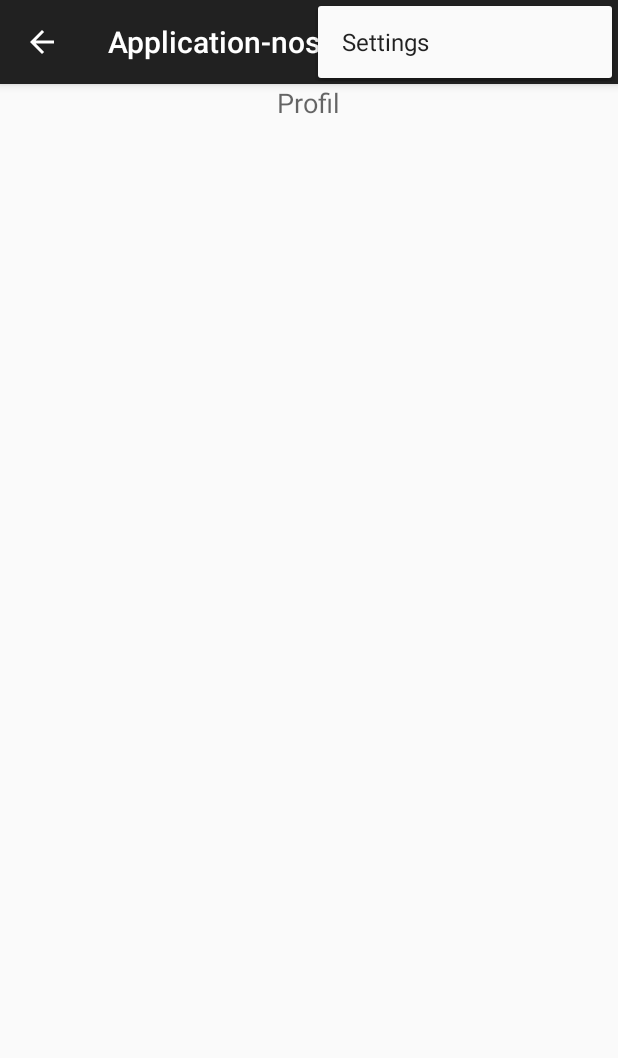
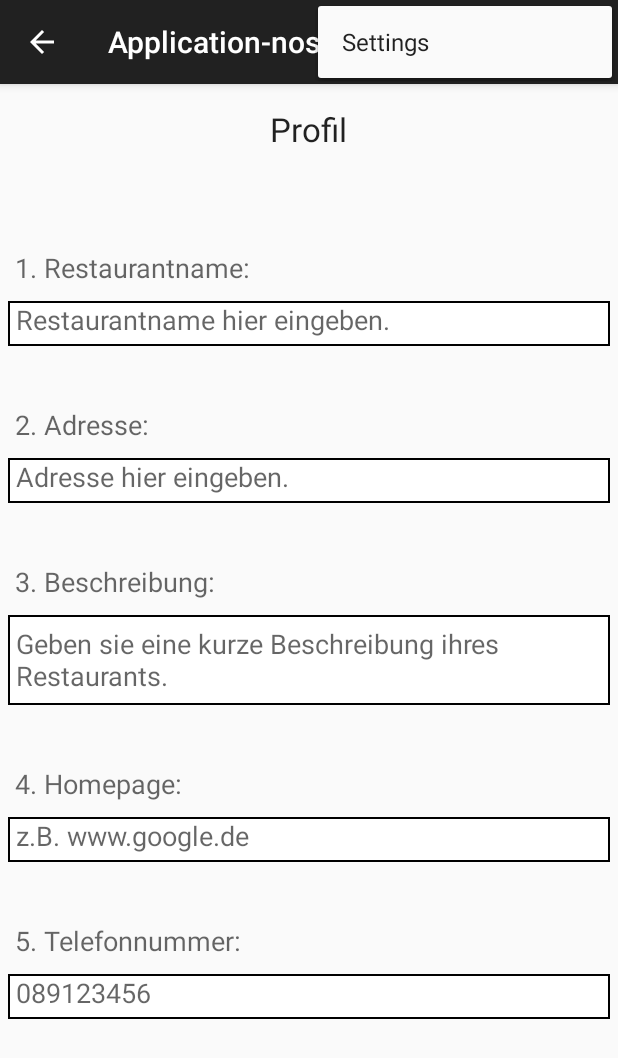
Before and after one commit to Goodf3lla/Application-nosensitivity, an Android app: the fragment ThirdFragment placed in its activity, with the options menu open, on a phone screen of 412 x 824 dp. Shown: the top 1058 px of the screen. Run offline under Robolectric (Android 15) with nearby library versions, the phone set to English and light mode, and no system bars; libraries missing offline, so code that uses them is left out: com.firebase.client; 5 statements that could not run were skipped.

Commit message:
added profil windows

```diff
--- a/app/src/main/res/layout/fragment_third.xml
+++ b/app/src/main/res/layout/fragment_third.xml
@@ -1,16 +1,129 @@
-<RelativeLayout xmlns:android="http://schemas.android.com/apk/res/android"
+<ScrollView xmlns:android="http://schemas.android.com/apk/res/android"
     xmlns:tools="http://schemas.android.com/tools"
     android:layout_width="match_parent"
     android:layout_height="match_parent"
     tools:context="de.smartdev.application_nosensitivity.ThirdFragment">
 
+    <RelativeLayout
+        android:layout_width="match_parent"
+        android:layout_height="match_parent">
     <TextView
-        android:id="@+id/textView2"
+        android:id="@+id/textView_profil_topline"
         android:layout_width="wrap_content"
         android:layout_height="wrap_content"
         android:layout_alignParentTop="true"
         android:layout_centerHorizontal="true"
+        android:padding="15dp"
         android:text="Profil"
-        android:textAppearance="?android:attr/textAppearanceMedium" />
+        android:textAppearance="?android:attr/textAppearanceLarge" />
 
-</RelativeLayout>
+        <TextView
+            android:id="@+id/textView_profil_restaurantname"
+            android:layout_width="wrap_content"
+            android:layout_height="wrap_content"
+            android:layout_alignParentLeft="true"
+            android:layout_below="@+id/textView_profil_topline"
+            android:layout_marginTop="40dp"
+            android:padding="10dp"
+            android:text="1. Restaurantname:"
+            android:textAppearance="?android:attr/textAppearanceMedium" />
+
+        <EditText
+            android:id="@+id/edit_profil_restaurantname"
+            android:layout_width="match_parent"
+            android:layout_height="30dp"
+            android:layout_below="@+id/textView_profil_restaurantname"
+            android:layout_marginLeft="5dp"
+            android:layout_marginRight="5dp"
+            android:background="@drawable/outline_box_black"
+            android:hint="Restaurantname hier eingeben."
+            android:padding="5dp" />
+
+        <TextView
+            android:id="@+id/textView_profil_adresse"
+            android:layout_width="wrap_content"
+            android:layout_height="wrap_content"
+            android:layout_below="@+id/edit_profil_restaurantname"
+            android:layout_marginTop="30dp"
+            android:padding="10dp"
+            android:text="2. Adresse:"
+            android:textAppearance="?android:attr/textAppearanceMedium" />
+
+        <EditText
+            android:id="@+id/edit_profil_adresse"
+            android:layout_width="match_parent"
+            android:layout_height="30dp"
+            android:layout_below="@+id/textView_profil_adresse"
+            android:layout_marginLeft="5dp"
+            android:layout_marginRight="5dp"
+            android:background="@drawable/outline_box_black"
+            android:hint="Adresse hier eingeben."
+            android:padding="5dp" />
+
+        <TextView
+            android:id="@+id/textView_profil_beschreibung"
+            android:layout_width="wrap_content"
+            android:layout_height="wrap_content"
+            android:layout_below="@+id/edit_profil_adresse"
+            android:layout_marginTop="30dp"
+            android:padding="10dp"
+            android:text="3. Beschreibung:"
+            android:textAppearance="?android:attr/textAppearanceMedium" />
+
+        <EditText
+            android:id="@+id/edit_profil_beschreibung"
+            android:layout_width="match_parent"
+            android:layout_height="60dp"
+            android:layout_below="@+id/textView_profil_beschreibung"
+            android:layout_marginLeft="5dp"
+            android:layout_marginRight="5dp"
+            android:background="@drawable/outline_box_black"
+            android:hint="Geben sie eine kurze Beschreibung ihres Restaurants."
+            android:padding="5dp" />
+
+        <TextView
+            android:id="@+id/textView_profil_homepage"
+            android:layout_width="wrap_content"
+            android:layout_height="wrap_content"
+            android:layout_below="@+id/edit_profil_beschreibung"
+            android:layout_marginTop="30dp"
+            android:padding="10dp"
+            android:text="4. Homepage:"
+            android:textAppearance="?android:attr/textAppearanceMedium" />
+
+        <EditText
+            android:id="@+id/edit_profil_homepage"
+            android:layout_width="match_parent"
+            android:layout_height="30dp"
+            android:layout_below="@+id/textView_profil_homepage"
+            android:layout_marginLeft="5dp"
+            android:layout_marginRight="5dp"
+            android:background="@drawable/outline_box_black"
+            android:hint="z.B. www.google.de"
+            android:padding="5dp" />
+
+        <TextView
+            android:id="@+id/textView_profil_phoneNumber"
+            android:layout_width="wrap_content"
+            android:layout_height="wrap_content"
+            android:layout_below="@+id/edit_profil_homepage"
+            android:layout_marginTop="30dp"
+            android:padding="10dp"
+            android:text="5. Telefonnummer:"
+            android:textAppearance="?android:attr/textAppearanceMedium" />
+
+        <EditText
+            android:layout_width="match_parent"
+            android:layout_height="30dp"
+            android:layout_below="@+id/textView_profil_phoneNumber"
+            android:layout_marginLeft="5dp"
+            android:layout_marginRight="5dp"
+            android:background="@drawable/outline_box_black"
+            android:ems="10"
+            android:hint="089123456"
+            android:inputType="phone"
+            android:padding="5dp" />
+
+
+    </RelativeLayout>
+</ScrollView>
--- a/app/src/main/res/values/strings.xml
+++ b/app/src/main/res/values/strings.xml
@@ -21,6 +21,7 @@
 
 
     <string name="title_activity_settings">Settings</string>
+
 
     <!-- Strings related to Settings -->
 
@@ -94,4 +95,5 @@
 
     <string name="title_activity_fullscreen1">FullscreenActivity1</string>
     <string name="title_activity_detail">DetailActivity</string>
+
 </resources>
```
Also changed, not shown: 1 other file.
